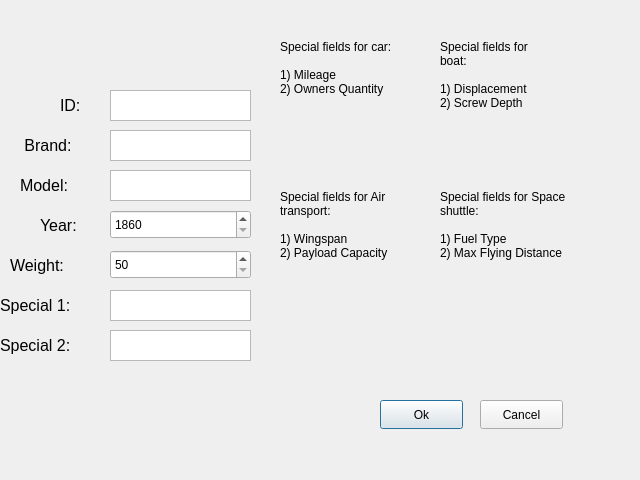
Qt form EditElementFieldsWindow.ui (PaulBelov0/Transport_List) before a commit.
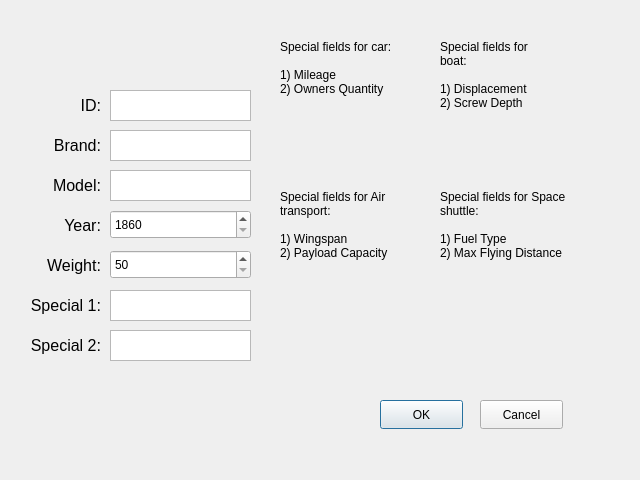
The same form after that commit.

```diff
--- a/EditElementFieldsWindow.ui
+++ b/EditElementFieldsWindow.ui
@@ -98,7 +98,7 @@
   <widget class="QLabel" name="labelID">
    <property name="geometry">
     <rect>
-     <x>60</x>
+     <x>70</x>
      <y>90</y>
      <width>31</width>
      <height>31</height>
@@ -112,11 +112,14 @@
    <property name="text">
     <string>ID:</string>
    </property>
+   <property name="alignment">
+    <set>Qt::AlignRight|Qt::AlignTrailing|Qt::AlignVCenter</set>
+   </property>
   </widget>
   <widget class="QLabel" name="labelBrand">
    <property name="geometry">
     <rect>
-     <x>20</x>
+     <x>30</x>
      <y>130</y>
      <width>71</width>
      <height>31</height>
@@ -130,11 +133,14 @@
    <property name="text">
     <string> Brand:</string>
    </property>
+   <property name="alignment">
+    <set>Qt::AlignRight|Qt::AlignTrailing|Qt::AlignVCenter</set>
+   </property>
   </widget>
   <widget class="QLabel" name="labelModel">
    <property name="geometry">
     <rect>
-     <x>20</x>
+     <x>30</x>
      <y>170</y>
      <width>71</width>
      <height>31</height>
@@ -148,11 +154,14 @@
    <property name="text">
     <string>Model:</string>
    </property>
+   <property name="alignment">
+    <set>Qt::AlignRight|Qt::AlignTrailing|Qt::AlignVCenter</set>
+   </property>
   </widget>
   <widget class="QLabel" name="labelYear">
    <property name="geometry">
     <rect>
-     <x>40</x>
+     <x>50</x>
      <y>210</y>
      <width>51</width>
      <height>31</height>
@@ -166,11 +175,14 @@
    <property name="text">
     <string>Year:</string>
    </property>
+   <property name="alignment">
+    <set>Qt::AlignRight|Qt::AlignTrailing|Qt::AlignVCenter</set>
+   </property>
   </widget>
   <widget class="QLabel" name="labelWeight">
    <property name="geometry">
     <rect>
-     <x>10</x>
+     <x>30</x>
      <y>250</y>
      <width>71</width>
      <height>31</height>
@@ -184,11 +196,14 @@
    <property name="text">
     <string>Weight:</string>
    </property>
+   <property name="alignment">
+    <set>Qt::AlignRight|Qt::AlignTrailing|Qt::AlignVCenter</set>
+   </property>
   </widget>
   <widget class="QLabel" name="labelSpecialFieldFirst">
    <property name="geometry">
     <rect>
-     <x>0</x>
+     <x>10</x>
      <y>290</y>
      <width>91</width>
      <height>31</height>
@@ -202,11 +217,14 @@
    <property name="text">
     <string>Special 1:</string>
    </property>
+   <property name="alignment">
+    <set>Qt::AlignRight|Qt::AlignTrailing|Qt::AlignVCenter</set>
+   </property>
   </widget>
   <widget class="QLabel" name="labelSpecialFieldSecond">
    <property name="geometry">
     <rect>
-     <x>0</x>
+     <x>10</x>
      <y>330</y>
      <width>91</width>
      <height>31</height>
@@ -220,6 +238,9 @@
    <property name="text">
     <string>Special 2:</string>
    </property>
+   <property name="alignment">
+    <set>Qt::AlignRight|Qt::AlignTrailing|Qt::AlignVCenter</set>
+   </property>
   </widget>
   <widget class="QPushButton" name="okButton">
    <property name="geometry">
@@ -231,7 +252,7 @@
     </rect>
    </property>
    <property name="text">
-    <string>Ok</string>
+    <string>OK</string>
    </property>
   </widget>
   <widget class="QPushButton" name="cancelButton">
```
Left out of the diff: 3 changed lines with no effect on the pictures.
